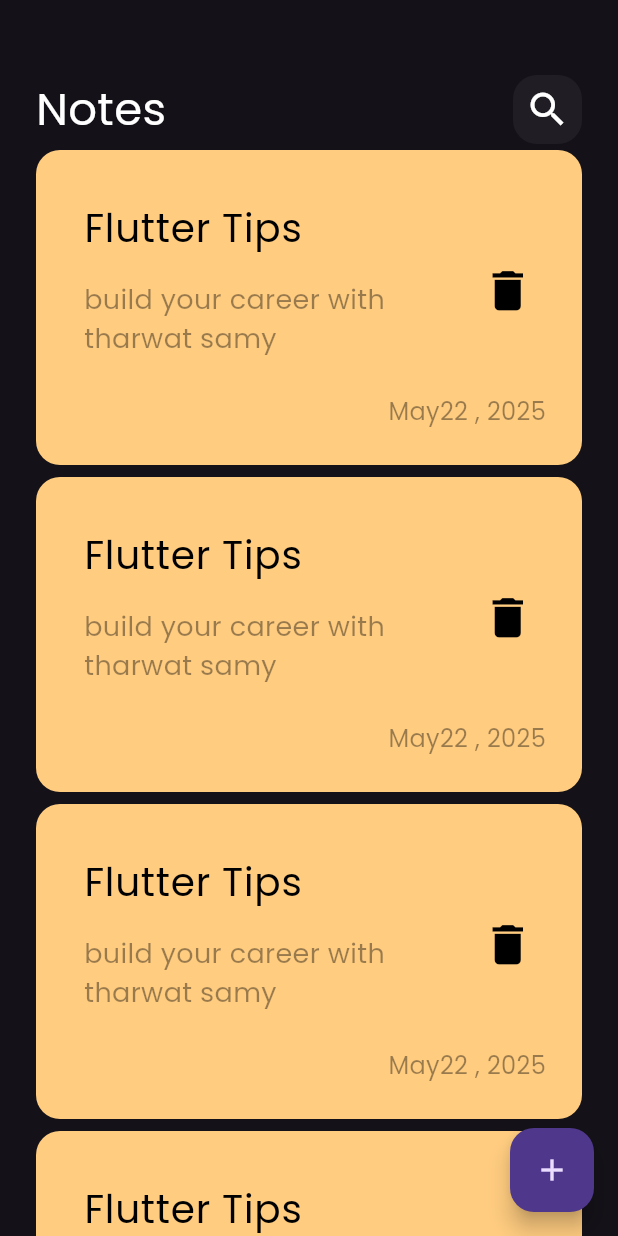
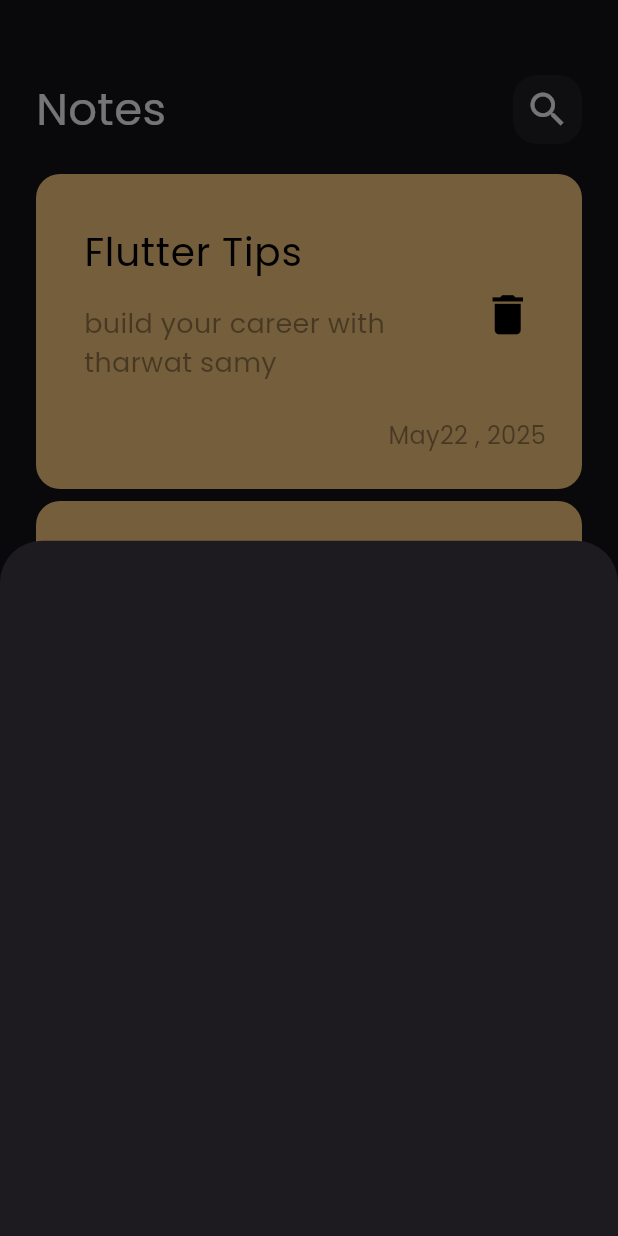
Before and after one commit to melhusseinyy/notes_app, a Flutter app: the screen it shows after launch, after a tap on the "add" icon, on a phone screen of 412 x 824 dp. Run offline on Flutter 3.47's test engine with Material 3 defaults, Android fonts, the phone set to English and light mode, and no system bars.

Commit message:
show modal buttom sheet

```diff
--- a/lib/Views/notes_view.dart
+++ b/lib/Views/notes_view.dart
@@ -1,4 +1,5 @@
 import 'package:flutter/material.dart';
+import 'package:notesapp/widgets/add_note_buttom_sheet.dart';
 import 'package:notesapp/widgets/notes_view_body.dart';
 
 class NotesView extends StatelessWidget {
@@ -8,8 +9,13 @@ class NotesView extends StatelessWidget {
   Widget build(BuildContext context) {
     return Scaffold(
       floatingActionButton: FloatingActionButton(
-        onPressed: () {},
-        child: Icon(Icons.add),
+        onPressed: () {
+          showModalBottomSheet(context: context, builder: (context){
+            return const AddNoteButtomSheet();
+
+          });
+        },
+        child:const Icon(Icons.add),
       ),
       body:const NotesViewBody(),
     );
--- /dev/null
+++ b/lib/widgets/add_note_buttom_sheet.dart
@@ -0,0 +1,10 @@
+import 'package:flutter/material.dart';
+
+class AddNoteButtomSheet extends StatelessWidget {
+  const AddNoteButtomSheet({super.key});
+
+  @override
+  Widget build(BuildContext context) {
+    return Container();
+  }
+}
--- a/lib/widgets/notes_list_view.dart
+++ b/lib/widgets/notes_list_view.dart
@@ -6,12 +6,17 @@ class NotesListView extends StatelessWidget {
 
   @override
   Widget build(BuildContext context) {
-    return ListView.builder(itemBuilder: (context,index){
-      return Padding(
-        padding: const EdgeInsets.symmetric(vertical: 4),
-        child: NotesItem(),
-      );
+    return Padding(
+      padding: const EdgeInsets.symmetric(vertical: 16),
+      child: ListView.builder(
+        padding: EdgeInsets.zero,
+        itemBuilder: (context,index){
+        return Padding(
+          padding: const EdgeInsets.symmetric(vertical: 4),
+          child: NotesItem(),
+        );
 
-    });
+      }),
+    );
   }
 }
```
